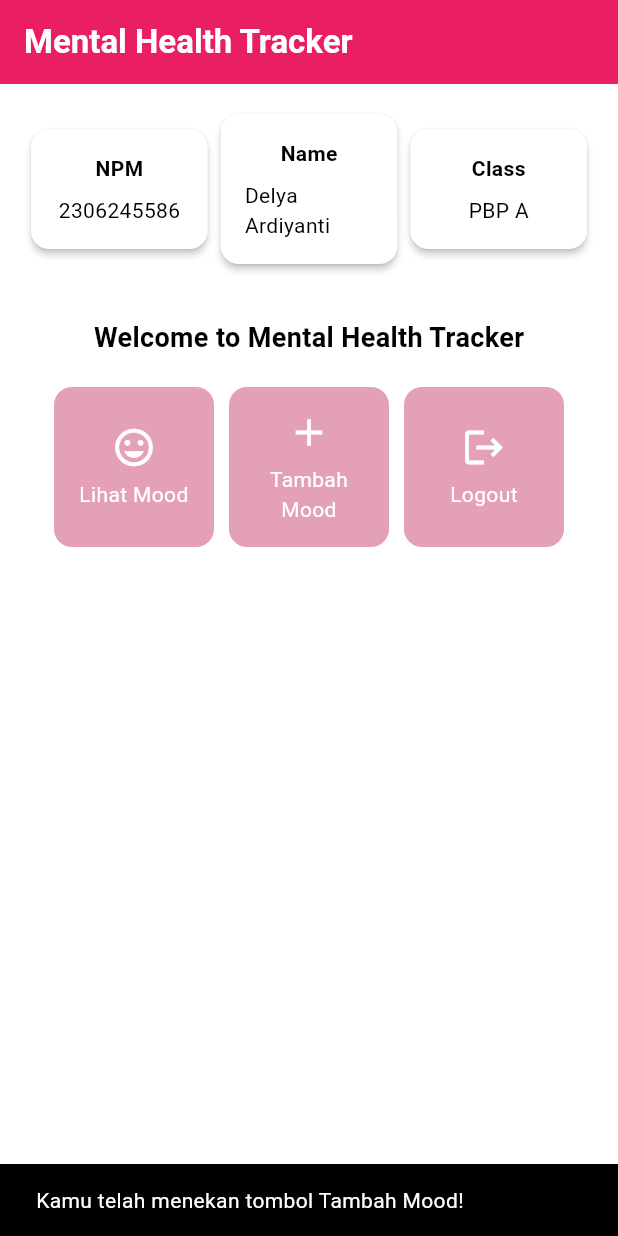
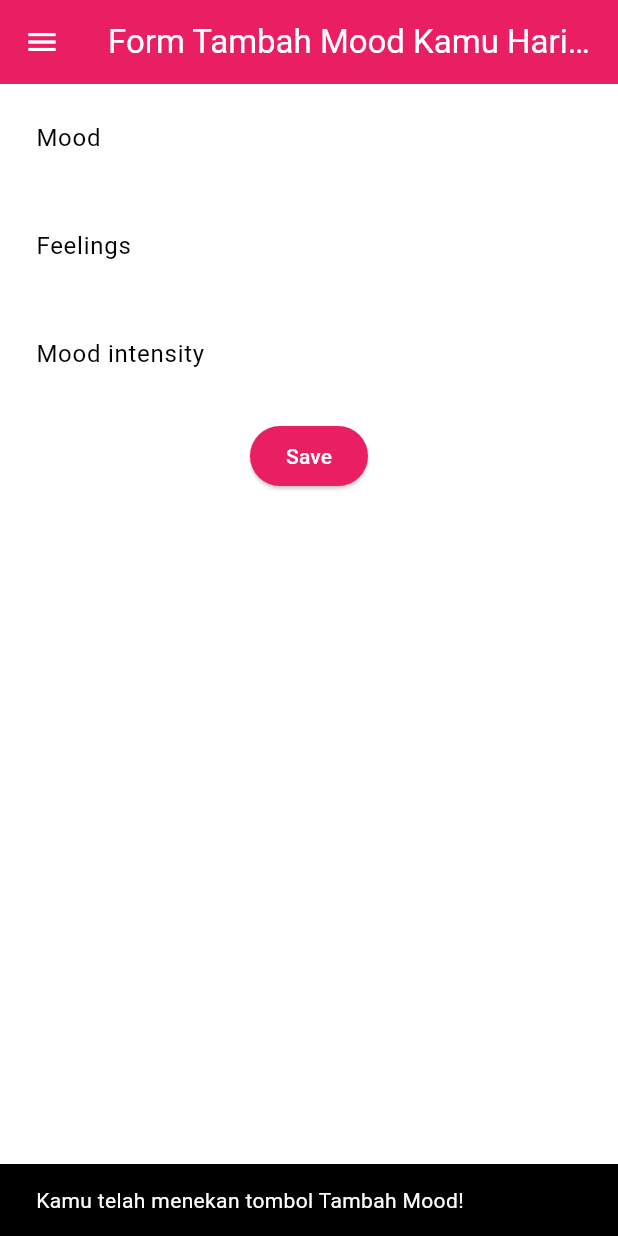
Before and after one commit to 04Delya/mental-health-tracker-mobile, a Flutter app: the screen it shows after launch, after a tap on "Tambah Mood", on a phone screen of 412 x 824 dp. Run offline on Flutter 3.47's test engine with Material 3 defaults, Android fonts, the phone set to English and light mode, and no system bars.

Commit message:
finished tutorial7

```diff
--- a/lib/main.dart
+++ b/lib/main.dart
@@ -1,5 +1,5 @@
 import 'package:flutter/material.dart';
-import 'package:mental_health_tracker/menu.dart';
+import 'package:mental_health_tracker/screens/menu.dart';
 
 void main() {
   runApp(const MyApp());
--- a/lib/menu.dart
+++ b/lib/screens/menu.dart
@@ -1,4 +1,7 @@
+// Impor drawer widget
+import 'package:mental_health_tracker/widgets/left_drawer.dart';
 import 'package:flutter/material.dart';
+import 'moodentry_form.dart'; // Impor halaman form tambah mood
 
 class MyHomePage extends StatelessWidget {
   MyHomePage({super.key});
@@ -29,7 +32,11 @@ class MyHomePage extends StatelessWidget {
         ),
         // Warna latar belakang AppBar diambil dari skema warna tema aplikasi.
         backgroundColor: Theme.of(context).colorScheme.primary,
+        // Mengganti warna icon drawer menjadi putih
+        iconTheme: const IconThemeData(color: Colors.white),
       ),
+      // Masukkan drawer sebagai parameter nilai drawer dari widget Scaffold
+      drawer: const LeftDrawer(),
       // Body halaman dengan padding di sekelilingnya.
       body: Padding(
         padding: const EdgeInsets.all(16.0),
@@ -150,13 +157,22 @@ class ItemCard extends StatelessWidget {
 
       child: InkWell(
         // Aksi ketika kartu ditekan.
+        // Area responsif terhadap sentuhan
         onTap: () {
-          // Menampilkan pesan SnackBar saat kartu ditekan.
+          // Memunculkan SnackBar ketika diklik
           ScaffoldMessenger.of(context)
             ..hideCurrentSnackBar()
-            ..showSnackBar(
-              SnackBar(content: Text("Kamu telah menekan tombol ${item.name}!"))
+            ..showSnackBar(SnackBar(
+                content: Text("Kamu telah menekan tombol ${item.name}!")));
+
+          // Navigate ke route yang sesuai (tergantung jenis tombol)
+          if (item.name == "Tambah Mood") {
+            // TODO: Gunakan Navigator.push untuk melakukan navigasi ke MaterialPageRoute yang mencakup TrackerFormPage.
+            Navigator.push(
+              context,
+              MaterialPageRoute(builder: (context) => const MoodEntryFormPage()),
             );
+          }
         },
         // Container untuk menyimpan Icon dan Text
         child: Container(
--- /dev/null
+++ b/lib/screens/moodentry_form.dart
@@ -0,0 +1,162 @@
+import 'package:flutter/material.dart';
+import '../widgets/left_drawer.dart'; // TODO: Impor drawer yang sudah dibuat sebelumnya
+
+class MoodEntryFormPage extends StatefulWidget {
+  const MoodEntryFormPage({super.key});
+
+  @override
+  State<MoodEntryFormPage> createState() => _MoodEntryFormPageState();
+}
+
+class _MoodEntryFormPageState extends State<MoodEntryFormPage> {
+  final _formKey = GlobalKey<FormState>();
+  String _mood = "";
+  String _feelings = "";
+  int _moodIntensity = 0;
+
+  @override
+  Widget build(BuildContext context) {
+    return Scaffold(
+      appBar: AppBar(
+        title: const Center(
+          child: Text(
+            'Form Tambah Mood Kamu Hari ini',
+          ),
+        ),
+        backgroundColor: Theme.of(context).colorScheme.primary,
+        foregroundColor: Colors.white,
+      ),
+      drawer: const LeftDrawer(), // TODO: Tambahkan drawer yang sudah dibuat di sini
+      body: Form(
+        key: _formKey,
+        child: SingleChildScrollView(
+          child: Column(
+            crossAxisAlignment: CrossAxisAlignment.start,
+            children: [
+              Padding(
+                padding: const EdgeInsets.all(8.0),
+                child: TextFormField(
+                  decoration: InputDecoration(
+                    hintText: "Mood",
+                    labelText: "Mood",
+                    border: OutlineInputBorder(
+                      borderRadius: BorderRadius.circular(5.0),
+                    ),
+                  ),
+                  onChanged: (String? value) {
+                    setState(() {
+                      _mood = value!;
+                    });
+                  },
+                  validator: (String? value) {
+                    if (value == null || value.isEmpty) {
+                      return "Mood tidak boleh kosong!";
+                    }
+                    return null;
+                  },
+                ),
+              ),
+              Padding(
+                padding: const EdgeInsets.all(8.0),
+                child: TextFormField(
+                  decoration: InputDecoration(
+                    hintText: "Feelings",
+                    labelText: "Feelings",
+                    border: OutlineInputBorder(
+                      borderRadius: BorderRadius.circular(5.0),
+                    ),
+                  ),
+                  onChanged: (String? value) {
+                    setState(() {
+                      _feelings = value!;
+                    });
+                  },
+                  validator: (String? value) {
+                    if (value == null || value.isEmpty) {
+                      return "Feelings tidak boleh kosong!";
+                    }
+                    return null;
+                  },
+                ),
+              ),
+              Padding(
+                padding: const EdgeInsets.all(8.0),
+                child: TextFormField(
+                  decoration: InputDecoration(
+                    hintText: "Mood intensity",
+                    labelText: "Mood intensity",
+                    border: OutlineInputBorder(
+                      borderRadius: BorderRadius.circular(5.0),
+                    ),
+                  ),
+                  onChanged: (String? value) {
+                    setState(() {
+                      _moodIntensity = int.tryParse(value!) ?? 0;
+                    });
+                  },
+                  validator: (String? value) {
+                    if (value == null || value.isEmpty) {
+                      return "Mood intensity tidak boleh kosong!";
+                    }
+                    if (int.tryParse(value) == null) {
+                      return "Mood intensity harus berupa angka!";
+                    }
+                    return null;
+                  },
+                ),
+              ),
+              Align(
+                alignment: Alignment.bottomCenter,
+                child: Padding(
+                  padding: const EdgeInsets.all(8.0),
+                  child: ElevatedButton(
+                    style: ButtonStyle(
+                      backgroundColor: WidgetStateProperty.all(
+                          Theme.of(context).colorScheme.primary),
+                    ),
+                    onPressed: () {
+                      if (_formKey.currentState!.validate()) {
+                        showDialog(
+                          context: context,
+                          builder: (context) {
+                            return AlertDialog(
+                              title: const Text('Mood berhasil tersimpan'),
+                              content: SingleChildScrollView(
+                                child: Column(
+                                  crossAxisAlignment: CrossAxisAlignment.start,
+                                  children: [
+                                    Text('Mood: $_mood'),
+                                    // TODO: Munculkan value-value lainnya
+                                    Text('Feelings: $_feelings'),
+                                    Text('Mood Intensity: $_moodIntensity'),
+                                  ],
+                                ),
+                              ),
+                              actions: [
+                                TextButton(
+                                  child: const Text('OK'),
+                                  onPressed: () {
+                                    Navigator.pop(context);
+                                    _formKey.currentState!.reset();
+                                  },
+                                ),
+                              ],
+                            );
+                          },
+                        );
+                      }
+                    },
+                    child: const Text(
+                      "Save",
+                      style: TextStyle(color: Colors.white),
+                    ),
+                  ),
+                ),
+              ),
+            ],
+          ),
+        ),
+      ),
+    );
+  }
+}
--- /dev/null
+++ b/lib/widgets/left_drawer.dart
@@ -0,0 +1,75 @@
+import 'package:flutter/material.dart';
+import 'package:mental_health_tracker/screens/menu.dart'; // Impor halaman MyHomePage
+import 'package:mental_health_tracker/screens/moodentry_form.dart'; // Impor halaman MoodEntryFormPage
+
+class LeftDrawer extends StatelessWidget {
+  const LeftDrawer({super.key});
+
+  @override
+  Widget build(BuildContext context) {
+    return Drawer(
+      child: ListView(
+        children: [
+          DrawerHeader(
+            decoration: BoxDecoration(
+              color: Theme.of(context).colorScheme.primary,
+            ),
+            child: const Column(
+              children: [
+                Text(
+                  'Mental Health Tracker',
+                  textAlign: TextAlign.center,
+                  style: TextStyle(
+                    fontSize: 24,
+                    fontWeight: FontWeight.bold,
+                    color: Colors.white,
+                  ),
+                ),
+                Padding(padding: EdgeInsets.all(8)),
+                Text(
+                  "Ayo jaga kesehatan mentalmu setiap hari disini!",
+                  // TODO: Tambahkan gaya teks dengan center alignment, font ukuran 15, warna putih, dan weight biasa
+                  textAlign: TextAlign.center,
+                  style: TextStyle(
+                    fontSize: 15,
+                    color: Colors.white,
+                    fontWeight: FontWeight.normal,
+                  ),
+                ),
+              ],
+            ),
+          ),
+          ListTile(
+            leading: const Icon(Icons.home_outlined),
+            title: const Text('Halaman Utama'),
+            // Bagian redirection ke MyHomePage
+            onTap: () {
+              Navigator.pushReplacement(
+                  context,
+                  MaterialPageRoute(
+                    builder: (context) => MyHomePage(),
+                  ));
+            },
+          ),
+          ListTile(
+            leading: const Icon(Icons.mood),
+            title: const Text('Tambah Mood'),
+            // Bagian redirection ke MoodEntryFormPage
+            onTap: () {
+              /*
+              TODO: Buatlah routing ke MoodEntryFormPage di sini,
+              setelah halaman MoodEntryFormPage sudah dibuat.
+              */
+              Navigator.push(
+                context,
+                MaterialPageRoute(
+                  builder: (context) => MoodEntryFormPage(),
+                ),
+              );
+            },
+          ),
+        ],
+      ),
+    );
+  }
+}
```
Also changed, not shown: lib/widgets/mood_card.dart (added, +61 -0 lines). Lines whose indentation alone changed are shown as unchanged.
